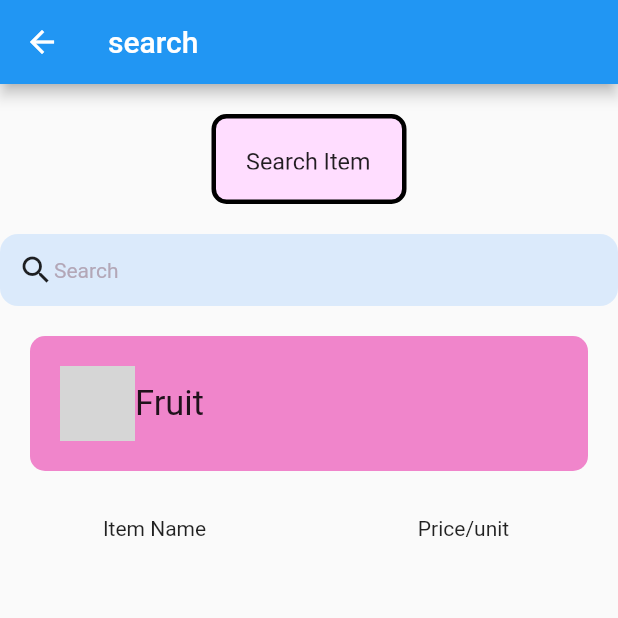
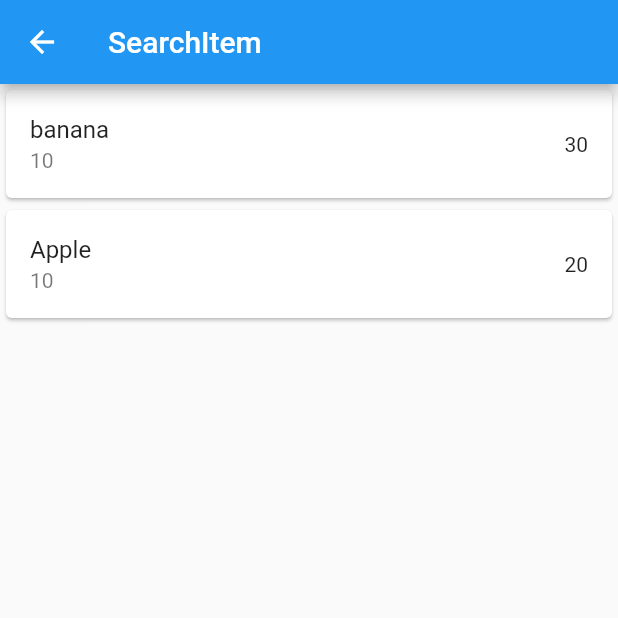
Before and after one commit to ChotongW/jiw_jiw, a Flutter app: the Search screen opened directly, on a phone screen of 412 x 824 dp, the top half of it. Run offline on Flutter 3.47's test engine with Material 2 defaults, Android fonts, the phone set to English and light mode, and no system bars; our stand-ins replace firebase_auth, firebase_core, firebase_database, flutter_svg, form_field_validator; accounts and stored records are empty; grey boxes are pictures that could not be loaded.

Commit message:
Do search

```diff
--- a/lib/screens/item/search.dart
+++ b/lib/screens/item/search.dart
@@ -1,91 +1,36 @@
 import 'package:flutter/material.dart';
 
-class Search extends StatelessWidget {
+List<dynamic> itemmock = [
+  {"name": "banana", "price": "30", "quantity": "10"},
+  {"name": "Apple", "price": "20", "quantity": "10"}
+];
+
+class Search extends StatefulWidget {
   const Search({super.key});
 
   @override
+  State<Search> createState() => _SearchState();
+}
+
+class _SearchState extends State<Search> {
+  @override
   Widget build(BuildContext context) {
     return Scaffold(
-      appBar: AppBar(
-        title: Text('search'),
-      ),
-      body: SafeArea(
-          child: Column(
-        children: [
-          Container(
-            padding: EdgeInsets.all(20),
-            margin: EdgeInsets.all(20),
-            height: 60,
-            width: 130,
-            decoration: BoxDecoration(
-                color: Color(0xffFFDDFF),
-                border: Border.all(color: Colors.black, width: 3),
-                borderRadius: BorderRadius.circular(10)),
-            child: Text('Search Item', style: TextStyle(fontSize: 15.6)),
-          ),
-          Container(
-            decoration: BoxDecoration(
-                color: Color(0xffDBEAFB),
-                borderRadius: BorderRadius.circular(12)),
-            padding: EdgeInsets.all(12),
-            child: Row(
-              children: [
-                Icon(Icons.search),
-                Text(
-                  'Search',
-                  style: TextStyle(color: Color(0xffB3A7B7)),
-                ),
-              ],
-            ),
-          ),
-          Container(
-            padding: EdgeInsets.all(20),
-            margin: EdgeInsets.all(20),
-            decoration: BoxDecoration(
-              color: Color(0xffF085CB),
-              borderRadius: BorderRadius.circular(10),
-            ),
-            child: Row(
-              crossAxisAlignment: CrossAxisAlignment.center,
-              children: [
-                Image.asset(
-                  "images/img1.jpg",
-                  width: 50,
-                  height: 50,
-                ),
-                Text(
-                  "Fruit",
-                  style: TextStyle(fontSize: 23),
-                )
-              ],
-            ),
-          ),
-          Row(
-            children: [
-              Expanded(
-                  child: Column(
-                children: [
-                  Padding(padding: EdgeInsets.all(5)),
-                  Row(
-                    children: [Text('Item Name')],
-                    mainAxisAlignment: MainAxisAlignment.center,
-                  )
-                ],
-              )),
-              Expanded(
-                  child: Column(
-                children: [
-                  Padding(padding: EdgeInsets.all(5)),
-                  Row(
-                    children: [Text('Price/unit')],
-                    mainAxisAlignment: MainAxisAlignment.center,
-                  )
-                ],
-              ))
-            ],
-          )
-        ],
-      )),
-    );
+        appBar: AppBar(
+          title: Text('SearchItem'),
+        ),
+        body: ListView.builder(
+          itemCount: itemmock.length,
+          itemBuilder: (context, index) {
+            return Card(
+              child: ListTile(
+                title: Text(itemmock[index]['name']),
+                subtitle: Text(itemmock[index]['quantity']),
+                trailing: Text(itemmock[index]['price']),
+                onTap: () {},
+              ),
+            );
+          },
+        ));
   }
 }
```
